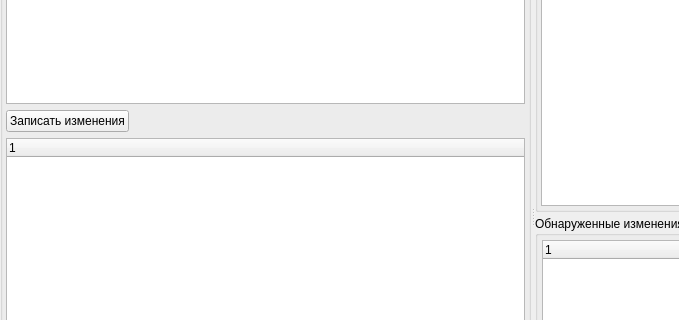
Before: the Qt Designer form src/changes/ChangesWidget.ui in rnikbond/AppLetTF, drawn with Qt 5; both pictures show x 0 to 679 and y 111 to 431 of the 1070 by 653 pixel window.
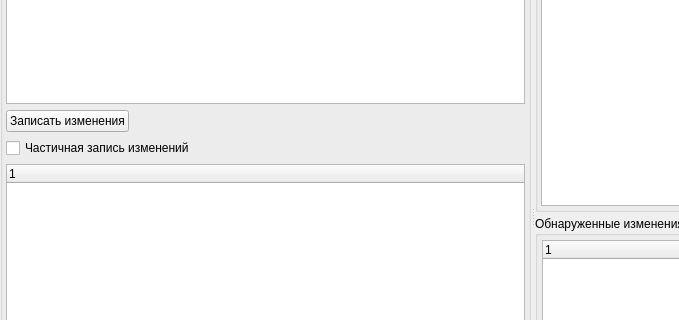
After: the same form once the commit is applied.

Patch:
```diff
--- a/src/changes/ChangesWidget.ui
+++ b/src/changes/ChangesWidget.ui
@@ -88,6 +88,13 @@
          </item>
         </layout>
        </item>
+       <item>
+        <widget class="QCheckBox" name="partSelectCheck">
+         <property name="text">
+          <string>Частичная запись изменений</string>
+         </property>
+        </widget>
+       </item>
        <item>
         <widget class="QTreeWidget" name="preparedTree">
          <column>
```
